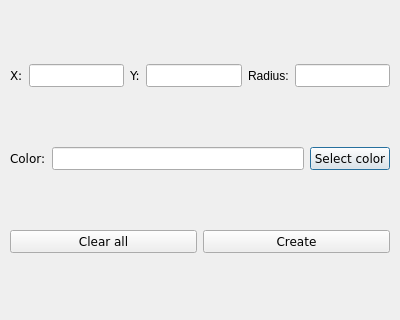
Qt form main/add_objects_forms/add_trappy_circle_form.ui (UmbrellaLeaf5/locus_no_pilotus) before a commit.
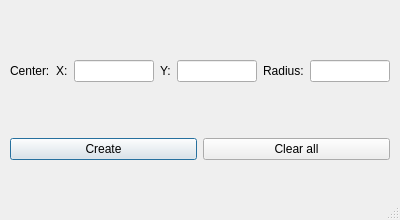
The same form after that commit. Icons and pictures are not drawn.

Commit message: update add gui objects forms

```diff
--- a/main/add_objects_forms/add_trappy_circle_form.ui
+++ b/main/add_objects_forms/add_trappy_circle_form.ui
@@ -7,11 +7,33 @@
     <x>0</x>
     <y>0</y>
     <width>400</width>
-    <height>320</height>
+    <height>220</height>
    </rect>
   </property>
+  <property name="sizePolicy">
+   <sizepolicy hsizetype="Fixed" vsizetype="Fixed">
+    <horstretch>0</horstretch>
+    <verstretch>0</verstretch>
+   </sizepolicy>
+  </property>
+  <property name="minimumSize">
+   <size>
+    <width>400</width>
+    <height>220</height>
+   </size>
+  </property>
   <property name="windowTitle">
-   <string>Dialog</string>
+   <string>Add Trappy Circle</string>
+  </property>
+  <property name="windowIcon">
+   <iconset>
+    <normaloff>../images/AA.png</normaloff>../images/AA.png</iconset>
+  </property>
+  <property name="sizeGripEnabled">
+   <bool>true</bool>
+  </property>
+  <property name="modal">
+   <bool>true</bool>
   </property>
   <widget class="QWidget" name="gridLayoutWidget">
    <property name="geometry">
@@ -19,17 +41,57 @@
      <x>10</x>
      <y>10</y>
      <width>380</width>
-     <height>300</height>
+     <height>200</height>
     </rect>
    </property>
    <layout class="QGridLayout" name="gridLayout">
+    <item row="2" column="0">
+     <layout class="QHBoxLayout" name="buttonsLayout">
+      <item>
+       <widget class="QPushButton" name="createPushButton">
+        <property name="font">
+         <font>
+          <family>Segoe UI</family>
+         </font>
+        </property>
+        <property name="text">
+         <string>Create</string>
+        </property>
+       </widget>
+      </item>
+      <item>
+       <widget class="QPushButton" name="clearPushButton">
+        <property name="font">
+         <font>
+          <family>Segoe UI</family>
+         </font>
+        </property>
+        <property name="text">
+         <string>Clear all</string>
+        </property>
+       </widget>
+      </item>
+     </layout>
+    </item>
     <item row="0" column="0">
      <layout class="QHBoxLayout" name="coordinatesLayout">
+      <item>
+       <widget class="QLabel" name="label">
+        <property name="font">
+         <font>
+          <family>Segoe UI</family>
+         </font>
+        </property>
+        <property name="text">
+         <string>Center:</string>
+        </property>
+       </widget>
+      </item>
       <item>
        <widget class="QLabel" name="abscissaLabel">
         <property name="font">
          <font>
-          <family>Verdana</family>
+          <family>Segoe UI</family>
          </font>
         </property>
         <property name="text">
@@ -41,7 +103,7 @@
        <widget class="QLineEdit" name="abscissaLineEdit">
         <property name="font">
          <font>
-          <family>Verdana</family>
+          <family>Segoe UI</family>
          </font>
         </property>
        </widget>
@@ -50,7 +112,7 @@
        <widget class="QLabel" name="ordianateLabel">
         <property name="font">
          <font>
-          <family>Verdana</family>
+          <family>Segoe UI</family>
          </font>
         </property>
         <property name="text">
@@ -62,13 +124,18 @@
        <widget class="QLineEdit" name="ordinateLineEdit">
         <property name="font">
          <font>
-          <family>Verdana</family>
+          <family>Segoe UI</family>
          </font>
         </property>
        </widget>
       </item>
       <item>
        <widget class="QLabel" name="radiusLabel">
+        <property name="font">
+         <font>
+          <family>Segoe UI</family>
+         </font>
+        </property>
         <property name="text">
          <string>Radius:</string>
         </property>
@@ -78,78 +145,13 @@
        <widget class="QLineEdit" name="radiusLineEdit">
         <property name="font">
          <font>
-          <family>Verdana</family>
+          <family>Segoe UI</family>
          </font>
         </property>
        </widget>
       </item>
      </layout>
     </item>
-    <item row="2" column="0">
-     <layout class="QHBoxLayout" name="colorLayout">
-      <item>
-       <widget class="QLabel" name="colorLabel">
-        <property name="font">
-         <font>
-          <family>Verdana</family>
-         </font>
-        </property>
-        <property name="text">
-         <string>Color:</string>
-        </property>
-       </widget>
-      </item>
-      <item>
-       <widget class="QLineEdit" name="colorLineEdit">
-        <property name="font">
-         <font>
-          <family>Verdana</family>
-         </font>
-        </property>
-       </widget>
-      </item>
-      <item>
-       <widget class="QPushButton" name="colorSelectPushButton">
-        <property name="font">
-         <font>
-          <family>Verdana</family>
-         </font>
-        </property>
-        <property name="text">
-         <string>Select color</string>
-        </property>
-       </widget>
-      </item>
-     </layout>
-    </item>
-    <item row="3" column="0">
-     <layout class="QHBoxLayout" name="buttonsLayout">
-      <item>
-       <widget class="QPushButton" name="clearPushButton">
-        <property name="font">
-         <font>
-          <family>Verdana</family>
-         </font>
-        </property>
-        <property name="text">
-         <string>Clear all</string>
-        </property>
-       </widget>
-      </item>
-      <item>
-       <widget class="QPushButton" name="createPushButton">
-        <property name="font">
-         <font>
-          <family>Verdana</family>
-         </font>
-        </property>
-        <property name="text">
-         <string>Create</string>
-        </property>
-       </widget>
-      </item>
-     </layout>
-    </item>
    </layout>
   </widget>
  </widget>
```
The commit also changes 6 other files.
